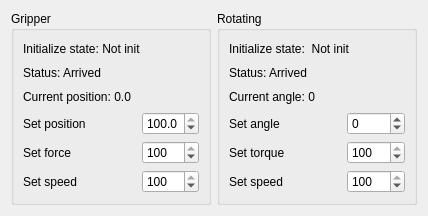
Above: dh-gripper-ui/dh-robotic/dhrgiwidget.ui from gstorm-b/DH-Gripper-UI before the change. Below: the same form after it.
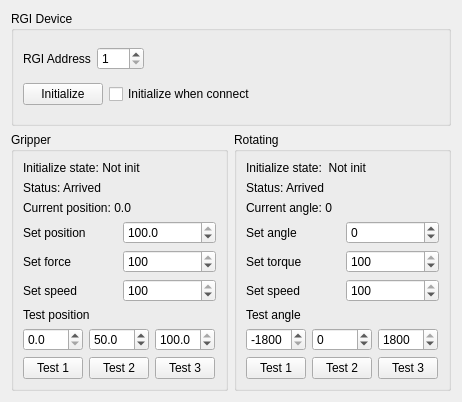
That is the form after the change.

What changed in the file:
```diff
--- a/dh-gripper-ui/dh-robotic/dhrgiwidget.ui
+++ b/dh-gripper-ui/dh-robotic/dhrgiwidget.ui
@@ -6,14 +6,96 @@
    <rect>
     <x>0</x>
     <y>0</y>
-    <width>424</width>
-    <height>216</height>
+    <width>462</width>
+    <height>402</height>
    </rect>
   </property>
   <property name="windowTitle">
    <string>Form</string>
   </property>
-  <layout class="QHBoxLayout" name="horizontalLayout">
+  <layout class="QVBoxLayout" name="verticalLayout_4">
+   <item>
+    <widget class="QGroupBox" name="groupBox_rgi_setting">
+     <property name="title">
+      <string>RGI Device</string>
+     </property>
+     <layout class="QVBoxLayout" name="verticalLayout_3">
+      <property name="bottomMargin">
+       <number>9</number>
+      </property>
+      <item>
+       <layout class="QHBoxLayout" name="horizontalLayout_3_slave_address">
+        <item>
+         <widget class="QLabel" name="label_rgi_address">
+          <property name="text">
+           <string>RGI Address</string>
+          </property>
+         </widget>
+        </item>
+        <item>
+         <widget class="QSpinBox" name="spinBox_rgi_address">
+          <property name="minimum">
+           <number>1</number>
+          </property>
+          <property name="maximum">
+           <number>247</number>
+          </property>
+          <property name="value">
+           <number>1</number>
+          </property>
+         </widget>
+        </item>
+        <item>
+         <spacer name="horizontalSpacer_2">
+          <property name="orientation">
+           <enum>Qt::Horizontal</enum>
+          </property>
+          <property name="sizeHint" stdset="0">
+           <size>
+            <width>40</width>
+            <height>20</height>
+           </size>
+          </property>
+         </spacer>
+        </item>
+       </layout>
+      </item>
+      <item>
+       <layout class="QHBoxLayout" name="horizontalLayout_intialize">
+        <item>
+         <widget class="QPushButton" name="btn_initialize">
+          <property name="text">
+           <string>Initialize</string>
+          </property>
+         </widget>
+        </item>
+        <item>
+         <widget class="QCheckBox" name="checkBox_auto_initialize">
+          <property name="text">
+           <string>Initialize when connect</string>
+          </property>
+         </widget>
+        </item>
+        <item>
+         <spacer name="horizontalSpacer">
+          <property name="orientation">
+           <enum>Qt::Horizontal</enum>
+          </property>
+          <property name="sizeHint" stdset="0">
+           <size>
+            <width>40</width>
+            <height>20</height>
+           </size>
+          </property>
+         </spacer>
+        </item>
+       </layout>
+      </item>
+     </layout>
+    </widget>
+   </item>
+   <item>
+    <layout class="QHBoxLayout" name="horizontalLayout_rgi_control">
    <item>
     <widget class="QGroupBox" name="groupBox_gripper">
      <property name="title">
@@ -49,7 +131,7 @@
       </item>
       <item>
        <layout class="QGridLayout" name="gridLayout_gripper_set">
-        <item row="2" column="2">
+          <item row="2" column="3">
          <widget class="QSpinBox" name="spinBox_gripper_speed">
           <property name="minimum">
            <number>1</number>
@@ -62,28 +144,21 @@
           </property>
          </widget>
         </item>
-        <item row="1" column="2">
-         <widget class="QSpinBox" name="spinBox_gripper_force">
-          <property name="minimum">
-           <number>20</number>
-          </property>
-          <property name="maximum">
-           <number>100</number>
-          </property>
-          <property name="value">
-           <number>100</number>
-          </property>
-         </widget>
-        </item>
-        <item row="2" column="0">
+          <item row="2" column="1">
          <widget class="QLabel" name="label_gripper_set_speed">
           <property name="text">
            <string>Set speed</string>
           </property>
          </widget>
         </item>
-        <item row="0" column="2">
+          <item row="0" column="3">
          <widget class="QDoubleSpinBox" name="doubleSpinBox_gipper_position">
+            <property name="minimumSize">
+             <size>
+              <width>60</width>
+              <height>0</height>
+             </size>
+            </property>
           <property name="decimals">
            <number>1</number>
           </property>
@@ -95,32 +170,121 @@
           </property>
          </widget>
         </item>
-        <item row="0" column="0">
+          <item row="0" column="1">
          <widget class="QLabel" name="label_gripper_set_position">
           <property name="text">
            <string>Set position</string>
           </property>
          </widget>
         </item>
-        <item row="1" column="0">
+          <item row="1" column="1">
          <widget class="QLabel" name="label_gripper_set_force">
           <property name="text">
            <string>Set force</string>
           </property>
          </widget>
         </item>
+          <item row="1" column="3">
+           <widget class="QSpinBox" name="spinBox_gripper_force">
+            <property name="minimum">
+             <number>20</number>
+            </property>
+            <property name="maximum">
+             <number>100</number>
+            </property>
+            <property name="value">
+             <number>100</number>
+            </property>
+           </widget>
+          </item>
+         </layout>
+        </item>
+        <item>
+         <widget class="QLabel" name="label_gripper_position_test">
+          <property name="text">
+           <string>Test position</string>
+          </property>
+         </widget>
+        </item>
+        <item>
+         <layout class="QGridLayout" name="gridLayout_gripper_test">
+          <item row="1" column="0">
+           <widget class="QPushButton" name="btn_gripper_test_1">
+            <property name="maximumSize">
+             <size>
+              <width>60</width>
+              <height>16777215</height>
+             </size>
+            </property>
+            <property name="text">
+             <string>Test 1</string>
+            </property>
+           </widget>
+          </item>
+          <item row="0" column="0">
+           <widget class="QDoubleSpinBox" name="doubleSpinBox_gipper_test_1">
+            <property name="decimals">
+             <number>1</number>
+            </property>
+            <property name="maximum">
+             <double>100.000000000000000</double>
+            </property>
+            <property name="value">
+             <double>0.000000000000000</double>
+            </property>
+           </widget>
+          </item>
         <item row="0" column="1">
-         <spacer name="horizontalSpacer">
-          <property name="orientation">
-           <enum>Qt::Horizontal</enum>
-          </property>
-          <property name="sizeHint" stdset="0">
+           <widget class="QDoubleSpinBox" name="doubleSpinBox_gipper_test_2">
+            <property name="decimals">
+             <number>1</number>
+            </property>
+            <property name="maximum">
+             <double>100.000000000000000</double>
+            </property>
+            <property name="value">
+             <double>50.000000000000000</double>
+            </property>
+           </widget>
+          </item>
+          <item row="1" column="1">
+           <widget class="QPushButton" name="btn_gripper_test_2">
+            <property name="maximumSize">
            <size>
-            <width>40</width>
-            <height>20</height>
-           </size>
-          </property>
-         </spacer>
+              <width>60</width>
+              <height>16777215</height>
+             </size>
+            </property>
+            <property name="text">
+             <string>Test 2</string>
+            </property>
+           </widget>
+          </item>
+          <item row="1" column="2">
+           <widget class="QPushButton" name="btn_gripper_test_3">
+            <property name="maximumSize">
+             <size>
+              <width>60</width>
+              <height>16777215</height>
+             </size>
+            </property>
+            <property name="text">
+             <string>Test 3</string>
+            </property>
+           </widget>
+          </item>
+          <item row="0" column="2">
+           <widget class="QDoubleSpinBox" name="doubleSpinBox_gipper_test_3">
+            <property name="decimals">
+             <number>1</number>
+            </property>
+            <property name="maximum">
+             <double>100.000000000000000</double>
+            </property>
+            <property name="value">
+             <double>100.000000000000000</double>
+            </property>
+           </widget>
         </item>
        </layout>
       </item>
@@ -161,8 +325,21 @@
        </widget>
       </item>
       <item>
-       <layout class="QGridLayout" name="gridLayout_rotatin_set">
-        <item row="1" column="2">
+         <layout class="QGridLayout" name="gridLayout_rotation_set">
+          <item row="0" column="1">
+           <widget class="QSpinBox" name="spinBox_rotation_angle">
+            <property name="minimum">
+             <number>-1800</number>
+            </property>
+            <property name="maximum">
+             <number>1800</number>
+            </property>
+            <property name="value">
+             <number>0</number>
+            </property>
+           </widget>
+          </item>
+          <item row="1" column="1">
          <widget class="QSpinBox" name="spinBox_rotation_torque">
           <property name="minimum">
            <number>20</number>
@@ -175,13 +352,6 @@
           </property>
          </widget>
         </item>
-        <item row="0" column="0">
-         <widget class="QLabel" name="label_rotation_set_angle">
-          <property name="text">
-           <string>Set angle</string>
-          </property>
-         </widget>
-        </item>
         <item row="2" column="0">
          <widget class="QLabel" name="label_rotation_set_speed">
           <property name="text">
@@ -196,20 +366,7 @@
           </property>
          </widget>
         </item>
-        <item row="0" column="2">
-         <widget class="QSpinBox" name="spinBox_rotation_angle">
-          <property name="minimum">
-           <number>-1800</number>
-          </property>
-          <property name="maximum">
-           <number>1800</number>
-          </property>
-          <property name="value">
-           <number>0</number>
-          </property>
-         </widget>
-        </item>
-        <item row="2" column="2">
+          <item row="2" column="1">
          <widget class="QSpinBox" name="spinBox_rotation_speed">
           <property name="minimum">
            <number>1</number>
@@ -222,23 +379,108 @@
           </property>
          </widget>
         </item>
+          <item row="0" column="0">
+           <widget class="QLabel" name="label_rotation_set_angle">
+            <property name="text">
+             <string>Set angle</string>
+            </property>
+           </widget>
+          </item>
+         </layout>
+        </item>
+        <item>
+         <widget class="QLabel" name="label_rotation_angle_test">
+          <property name="text">
+           <string>Test angle</string>
+          </property>
+         </widget>
+        </item>
+        <item>
+         <layout class="QGridLayout" name="gridLayout_rotation_test">
+          <item row="1" column="2">
+           <widget class="QPushButton" name="btn_rotation_test_3">
+            <property name="maximumSize">
+             <size>
+              <width>60</width>
+              <height>16777215</height>
+             </size>
+            </property>
+            <property name="text">
+             <string>Test 3</string>
+            </property>
+           </widget>
+          </item>
+          <item row="1" column="0">
+           <widget class="QPushButton" name="btn_rotation_test_1">
+            <property name="maximumSize">
+             <size>
+              <width>60</width>
+              <height>16777215</height>
+             </size>
+            </property>
+            <property name="text">
+             <string>Test 1</string>
+            </property>
+           </widget>
+          </item>
+          <item row="1" column="1">
+           <widget class="QPushButton" name="btn_rotation_test_2">
+            <property name="maximumSize">
+             <size>
+              <width>60</width>
+              <height>16777215</height>
+             </size>
+            </property>
+            <property name="text">
+             <string>Test 2</string>
+            </property>
+           </widget>
+          </item>
+          <item row="0" column="0">
+           <widget class="QSpinBox" name="spinBox_rotation_test_1">
+            <property name="minimum">
+             <number>-1800</number>
+            </property>
+            <property name="maximum">
+             <number>1800</number>
+            </property>
+            <property name="value">
+             <number>-1800</number>
+            </property>
+           </widget>
+          </item>
         <item row="0" column="1">
-         <spacer name="horizontalSpacer_2">
-          <property name="orientation">
-           <enum>Qt::Horizontal</enum>
-          </property>
-          <property name="sizeHint" stdset="0">
-           <size>
-            <width>40</width>
-            <height>20</height>
-           </size>
-          </property>
-         </spacer>
-        </item>
+           <widget class="QSpinBox" name="spinBox_rotation_test_2">
+            <property name="minimum">
+             <number>-1800</number>
+            </property>
+            <property name="maximum">
+             <number>1800</number>
+            </property>
+            <property name="value">
+             <number>0</number>
+            </property>
+           </widget>
+          </item>
+          <item row="0" column="2">
+           <widget class="QSpinBox" name="spinBox_rotation_test_3">
+            <property name="minimum">
+             <number>-1800</number>
+            </property>
+            <property name="maximum">
+             <number>1800</number>
+            </property>
+            <property name="value">
+             <number>1800</number>
+            </property>
+           </widget>
+          </item>
        </layout>
       </item>
      </layout>
     </widget>
+     </item>
+    </layout>
    </item>
   </layout>
  </widget>
```
Lines whose indentation alone changed are shown as unchanged.
